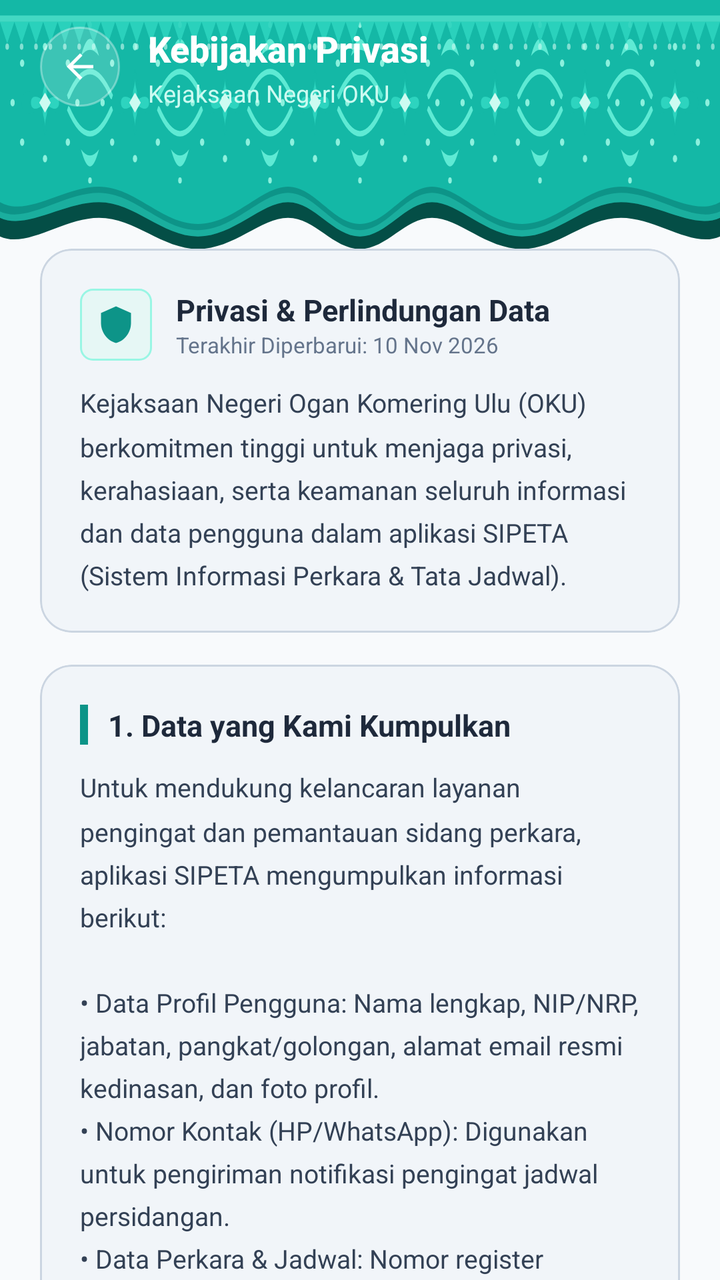
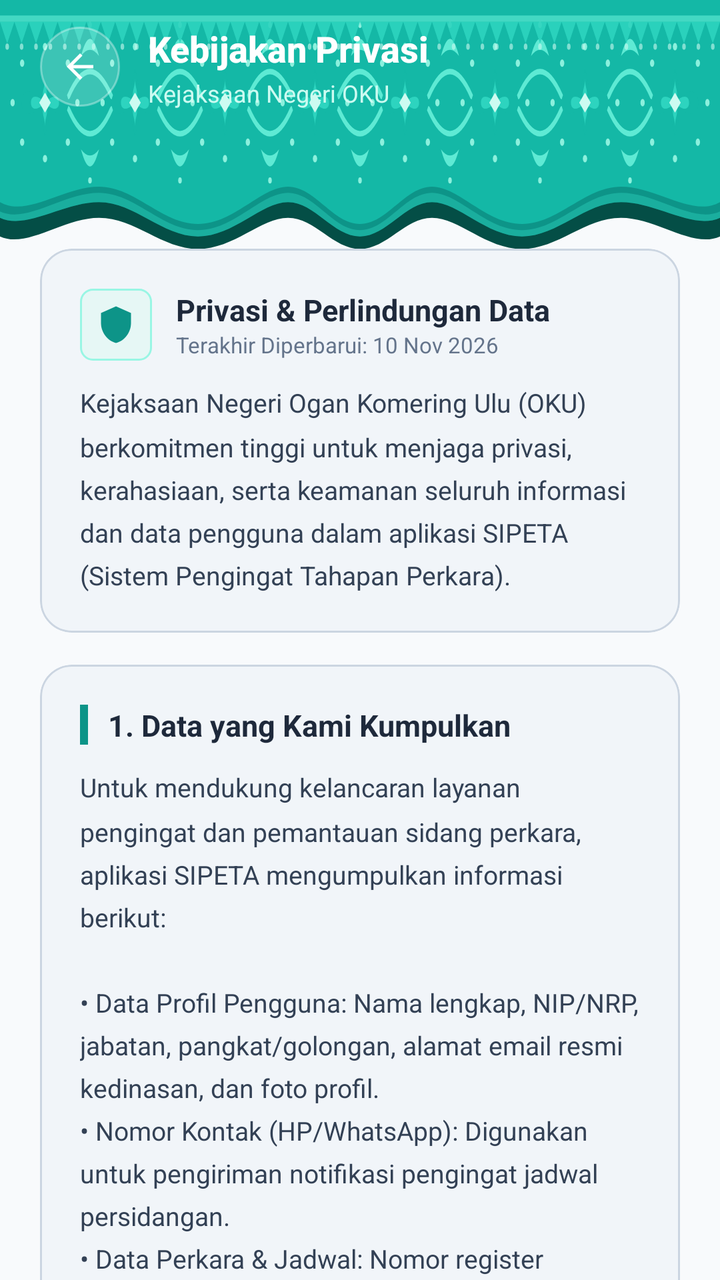

An Android layout rendered at two revisions. The XML below is the earlier revision; the diff shows what the commit changed to produce the second picture.
<!-- AndroidManifest.xml: application theme Theme.Reminders -->
<!-- res/layout/activity_privacy_policy.xml -->
<?xml version="1.0" encoding="utf-8"?>
<androidx.core.widget.NestedScrollView xmlns:android="http://schemas.android.com/apk/res/android"
    xmlns:app="http://schemas.android.com/apk/res-auto"
    android:layout_width="match_parent"
    android:layout_height="match_parent"
    android:background="#F8FAFC"
    android:fillViewport="true">

    <LinearLayout
        android:layout_width="match_parent"
        android:layout_height="wrap_content"
        android:orientation="vertical">

        
        <FrameLayout
            android:layout_width="match_parent"
            android:layout_height="140dp">

            <ImageView
                android:layout_width="match_parent"
                android:layout_height="match_parent"
                android:scaleType="fitXY"
                android:src="@drawable/ic_batik_header"
                android:contentDescription="Batik Header" />

            
            <LinearLayout
                android:id="@+id/topActionBar"
                android:layout_width="match_parent"
                android:layout_height="wrap_content"
                android:paddingHorizontal="20dp"
                android:paddingTop="12dp"
                android:paddingBottom="12dp"
                android:gravity="center_vertical"
                android:orientation="horizontal">

                
                <FrameLayout
                    android:id="@+id/btnBack"
                    android:layout_width="40dp"
                    android:layout_height="40dp"
                    android:background="@drawable/bg_glass_circle_btn"
                    android:clickable="true"
                    android:focusable="true">

                    <ImageView
                        android:layout_width="20dp"
                        android:layout_height="20dp"
                        android:layout_gravity="center"
                        android:src="@drawable/ic_arrow_back"
                        app:tint="#FFFFFF"
                        android:contentDescription="Kembali" />
                </FrameLayout>

                <LinearLayout
                    android:layout_width="0dp"
                    android:layout_height="wrap_content"
                    android:layout_marginStart="14dp"
                    android:layout_weight="1"
                    android:orientation="vertical">

                    <TextView
                        android:layout_width="wrap_content"
                        android:layout_height="wrap_content"
                        android:text="Kebijakan Privasi"
                        android:textColor="#FFFFFF"
                        android:textSize="18sp"
                        android:textStyle="bold"
                        android:fontFamily="sans-serif-medium" />

                    <TextView
                        android:layout_width="wrap_content"
                        android:layout_height="wrap_content"
                        android:layout_marginTop="2dp"
                        android:text="Kejaksaan Negeri OKU"
                        android:textColor="#CCFBF1"
                        android:textSize="12sp" />
                </LinearLayout>
            </LinearLayout>
        </FrameLayout>

        
        <com.google.android.material.card.MaterialCardView
            android:layout_width="match_parent"
            android:layout_height="wrap_content"
            android:layout_marginHorizontal="20dp"
            android:layout_marginTop="-16dp"
            android:layout_marginBottom="16dp"
            app:cardCornerRadius="16dp"
            app:cardElevation="0dp"
            app:cardBackgroundColor="#F1F5F9"
            app:strokeWidth="1dp"
            app:strokeColor="#CBD5E1">

            <LinearLayout
                android:layout_width="match_parent"
                android:layout_height="wrap_content"
                android:orientation="vertical"
                android:paddingHorizontal="20dp"
                android:paddingVertical="20dp">

                <LinearLayout
                    android:layout_width="match_parent"
                    android:layout_height="wrap_content"
                    android:gravity="center_vertical"
                    android:orientation="horizontal"
                    android:layout_marginBottom="12dp">

                    <FrameLayout
                        android:layout_width="36dp"
                        android:layout_height="36dp"
                        android:background="@drawable/bg_role_badge">

                        <ImageView
                            android:layout_width="20dp"
                            android:layout_height="20dp"
                            android:layout_gravity="center"
                            android:src="@drawable/ic_shield"
                            app:tint="#0D9488"
                            android:contentDescription="Shield" />
                    </FrameLayout>

                    <LinearLayout
                        android:layout_width="0dp"
                        android:layout_height="wrap_content"
                        android:layout_marginStart="12dp"
                        android:layout_weight="1"
                        android:orientation="vertical">

                        <TextView
                            android:layout_width="wrap_content"
                            android:layout_height="wrap_content"
                            android:text="Privasi &amp; Perlindungan Data"
                            android:textColor="#1E293B"
                            android:textSize="15sp"
                            android:textStyle="bold" />

                        <TextView
                            android:layout_width="wrap_content"
                            android:layout_height="wrap_content"
                            android:text="Terakhir Diperbarui: 10 Nov 2026"
                            android:textColor="#64748B"
                            android:textSize="11sp" />
                    </LinearLayout>
                </LinearLayout>

                <TextView
                    android:layout_width="match_parent"
                    android:layout_height="wrap_content"
                    android:text="Kejaksaan Negeri Ogan Komering Ulu (OKU) berkomitmen tinggi untuk menjaga privasi, kerahasiaan, serta keamanan seluruh informasi dan data pengguna dalam aplikasi SIPETA (Sistem Informasi Perkara &amp; Tata Jadwal)."
                    android:textColor="#334155"
                    android:textSize="13sp"
                    android:lineSpacingMultiplier="1.4" />
            </LinearLayout>
        </com.google.android.material.card.MaterialCardView>

        
        <com.google.android.material.card.MaterialCardView
            android:layout_width="match_parent"
            android:layout_height="wrap_content"
            android:layout_marginHorizontal="20dp"
            android:layout_marginBottom="16dp"
            app:cardCornerRadius="16dp"
            app:cardElevation="0dp"
            app:cardBackgroundColor="#F1F5F9"
            app:strokeWidth="1dp"
            app:strokeColor="#CBD5E1">

            <LinearLayout
                android:layout_width="match_parent"
                android:layout_height="wrap_content"
                android:orientation="vertical"
                android:paddingHorizontal="20dp"
                android:paddingVertical="20dp">

                <LinearLayout
                    android:layout_width="match_parent"
                    android:layout_height="wrap_content"
                    android:gravity="center_vertical"
                    android:orientation="horizontal"
                    android:layout_marginBottom="12dp">

                    <View
                        android:layout_width="4dp"
                        android:layout_height="20dp"
                        android:background="#0D9488" />

                    <TextView
                        android:layout_width="wrap_content"
                        android:layout_height="wrap_content"
                        android:layout_marginStart="10dp"
                        android:text="1. Data yang Kami Kumpulkan"
                        android:textColor="#1E293B"
                        android:textSize="15sp"
                        android:textStyle="bold" />
                </LinearLayout>

                <TextView
                    android:layout_width="match_parent"
                    android:layout_height="wrap_content"
                    android:text="Untuk mendukung kelancaran layanan pengingat dan pemantauan sidang perkara, aplikasi SIPETA mengumpulkan informasi berikut:\n\n• Data Profil Pengguna: Nama lengkap, NIP/NRP, jabatan, pangkat/golongan, alamat email resmi kedinasan, dan foto profil.\n• Nomor Kontak (HP/WhatsApp): Digunakan untuk pengiriman notifikasi pengingat jadwal persidangan.\n• Data Perkara &amp; Jadwal: Nomor register perkara, nama terdakwa/pihak terkait, agenda persidangan, serta ruang dan waktu sidang.\n• Token Perangkat (FCM): Token push notification unik untuk mengantarkan pengingat ke perangkat Android Anda."
                    android:textColor="#334155"
                    android:textSize="13sp"
                    android:lineSpacingMultiplier="1.4" />
            </LinearLayout>
        </com.google.android.material.card.MaterialCardView>

        
        <com.google.android.material.card.MaterialCardView
            android:layout_width="match_parent"
            android:layout_height="wrap_content"
            android:layout_marginHorizontal="20dp"
            android:layout_marginBottom="16dp"
            app:cardCornerRadius="16dp"
            app:cardElevation="0dp"
            app:cardBackgroundColor="#F1F5F9"
            app:strokeWidth="1dp"
            app:strokeColor="#CBD5E1">

            <LinearLayout
                android:layout_width="match_parent"
                android:layout_height="wrap_content"
                android:orientation="vertical"
                android:paddingHorizontal="20dp"
                android:paddingVertical="20dp">

                <LinearLayout
                    android:layout_width="match_parent"
                    android:layout_height="wrap_content"
                    android:gravity="center_vertical"
                    android:orientation="horizontal"
                    android:layout_marginBottom="12dp">

                    <View
                        android:layout_width="4dp"
                        android:layout_height="20dp"
                        android:background="#0D9488" />

                    <TextView
                        android:layout_width="wrap_content"
                        android:layout_height="wrap_content"
                        android:layout_marginStart="10dp"
                        android:text="2. Tujuan Penggunaan Data"
                        android:textColor="#1E293B"
                        android:textSize="15sp"
                        android:textStyle="bold" />
                </LinearLayout>

                <TextView
                    android:layout_width="match_parent"
                    android:layout_height="wrap_content"
                    android:text="Informasi yang dikumpulkan digunakan semata-mata untuk:\n\n• Mengirimkan notifikasi pengingat otomatis jadwal sidang sebelum sidang dimulai.\n• Memastikan autentikasi pengguna yang sah dan berwenang di lingkungan Kejaksaan Negeri OKU.\n• Memfasilitasi koordinasi dan penelusuran status berkas perkara secara internal.\n• Meningkatkan efisiensi dan transparansi administrasi peradilan."
                    android:textColor="#334155"
                    android:textSize="13sp"
                    android:lineSpacingMultiplier="1.4" />
            </LinearLayout>
        </com.google.android.material.card.MaterialCardView>

        
        <com.google.android.material.card.MaterialCardView
            android:layout_width="match_parent"
            android:layout_height="wrap_content"
            android:layout_marginHorizontal="20dp"
            android:layout_marginBottom="16dp"
            app:cardCornerRadius="16dp"
            app:cardElevation="0dp"
            app:cardBackgroundColor="#F1F5F9"
            app:strokeWidth="1dp"
            app:strokeColor="#CBD5E1">

            <LinearLayout
                android:layout_width="match_parent"
                android:layout_height="wrap_content"
                android:orientation="vertical"
                android:paddingHorizontal="20dp"
                android:paddingVertical="20dp">

                <LinearLayout
                    android:layout_width="match_parent"
                    android:layout_height="wrap_content"
                    android:gravity="center_vertical"
                    android:orientation="horizontal"
                    android:layout_marginBottom="12dp">

                    <View
                        android:layout_width="4dp"
                        android:layout_height="20dp"
                        android:background="#0D9488" />

                    <TextView
                        android:layout_width="wrap_content"
                        android:layout_height="wrap_content"
                        android:layout_marginStart="10dp"
                        android:text="3. Keamanan &amp; Kerahasiaan"
                        android:textColor="#1E293B"
                        android:textSize="15sp"
                        android:textStyle="bold" />
                </LinearLayout>

                <TextView
                    android:layout_width="match_parent"
                    android:layout_height="wrap_content"
                    android:text="• Enkripsi Data: Semua lalu lintas data antara aplikasi dan server dilindungi menggunakan enkripsi standar industri (TLS/HTTPS).\n• Pembatasan Akses: Akses terhadap data perkara dibatasi hanya untuk aparatur yang berwenang sesuai hak akses akun.\n• Larangan Pihak Ketiga: Kejaksaan Negeri OKU tidak akan pernah menjual, menyewakan, atau membagikan data kepada pihak luar yang tidak berwenang."
                    android:textColor="#334155"
                    android:textSize="13sp"
                    android:lineSpacingMultiplier="1.4" />
            </LinearLayout>
        </com.google.android.material.card.MaterialCardView>

        
        <com.google.android.material.card.MaterialCardView
            android:layout_width="match_parent"
            android:layout_height="wrap_content"
            android:layout_marginHorizontal="20dp"
            android:layout_marginBottom="24dp"
            app:cardCornerRadius="16dp"
            app:cardElevation="0dp"
            app:cardBackgroundColor="#F1F5F9"
            app:strokeWidth="1dp"
            app:strokeColor="#CBD5E1">

            <LinearLayout
                android:layout_width="match_parent"
                android:layout_height="wrap_content"
                android:orientation="vertical"
                android:paddingHorizontal="20dp"
                android:paddingVertical="20dp">

                <LinearLayout
                    android:layout_width="match_parent"
                    android:layout_height="wrap_content"
                    android:gravity="center_vertical"
                    android:orientation="horizontal"
                    android:layout_marginBottom="12dp">

                    <View
                        android:layout_width="4dp"
                        android:layout_height="20dp"
                        android:background="#0D9488" />

                    <TextView
                        android:layout_width="wrap_content"
                        android:layout_height="wrap_content"
                        android:layout_marginStart="10dp"
                        android:text="4. Kontak &amp; Informasi"
                        android:textColor="#1E293B"
                        android:textSize="15sp"
                        android:textStyle="bold" />
                </LinearLayout>

                <TextView
                    android:layout_width="match_parent"
                    android:layout_height="wrap_content"
                    android:text="Jika Anda memiliki pertanyaan mengenai Kebijakan Privasi ini, silakan hubungi kami:\n\nKejaksaan Negeri Ogan Komering Ulu\nJl. Lintas Sumatera No. 1, Baturaja\nKab. Ogan Komering Ulu, Sumatera Selatan\nEmail: kejari.oku@kejaksaan.go.id"
                    android:textColor="#334155"
                    android:textSize="13sp"
                    android:lineSpacingMultiplier="1.4" />

                <View
                    android:layout_width="match_parent"
                    android:layout_height="1dp"
                    android:background="#CBD5E1"
                    android:layout_marginTop="16dp"
                    android:layout_marginBottom="14dp" />

                <TextView
                    android:layout_width="match_parent"
                    android:layout_height="wrap_content"
                    android:text="© 2026 Kejaksaan Negeri OKU. Hak Cipta Dilindungi."
                    android:textColor="#94A3B8"
                    android:textSize="11sp"
                    android:gravity="center" />
            </LinearLayout>
        </com.google.android.material.card.MaterialCardView>

    </LinearLayout>

</androidx.core.widget.NestedScrollView>
<!-- resources referenced by this layout -->
<resources>
  <!-- drawable bg_glass_circle_btn (drawable) -->
  <?xml version="1.0" encoding="utf-8"?>
  <ripple xmlns:android="http://schemas.android.com/apk/res/android"
      android:color="#4DFFFFFF">
      <item>
          <shape android:shape="oval">
              <solid android:color="#2BFFFFFF" />
              <stroke android:width="1dp" android:color="#59FFFFFF" />
          </shape>
      </item>
  </ripple>
  <!-- drawable bg_role_badge (drawable) -->
  <?xml version="1.0" encoding="utf-8"?>
  <shape xmlns:android="http://schemas.android.com/apk/res/android"
      android:shape="rectangle">
      <corners android:radius="6dp" />
      <solid android:color="#E6F7F5" />
      <stroke android:width="1dp" android:color="#99F6E4" />
  </shape>
  <!-- drawable ic_arrow_back (drawable) -->
  <vector xmlns:android="http://schemas.android.com/apk/res/android"
      android:width="24dp"
      android:height="24dp"
      android:viewportWidth="24"
      android:viewportHeight="24">
    <path
        android:fillColor="#00796B"
        android:pathData="M20,11H7.83l5.59,-5.59L12,4l-8,8 8,8 1.41,-1.41L7.83,13H20v-2z"/>
  </vector>
  <!-- drawable ic_batik_header: vector/xml drawable (drawable, 17376 chars, omitted) -->
  <!-- drawable ic_shield (drawable) -->
  <vector xmlns:android="http://schemas.android.com/apk/res/android"
      android:width="24dp"
      android:height="24dp"
      android:viewportWidth="24"
      android:viewportHeight="24">
    <path
        android:fillColor="#00897B"
        android:pathData="M12,1L3,5v6c0,5.55 3.84,10.74 9,12 5.16,-1.26 9,-6.45 9,-12V5l-9,-4z"/>
  </vector>
  <style name="Theme.Reminders" parent="Base.Theme.Reminders" />
  <style name="Base.Theme.Reminders" parent="Theme.Material3.DayNight.NoActionBar">
          
          
      </style>
</resources>

<!-- the commit's change to res/layout/activity_privacy_policy.xml (unified diff, before → after) -->
@@ -147,7 +147,7 @@
                 <TextView
                     android:layout_width="match_parent"
                     android:layout_height="wrap_content"
-                    android:text="Kejaksaan Negeri Ogan Komering Ulu (OKU) berkomitmen tinggi untuk menjaga privasi, kerahasiaan, serta keamanan seluruh informasi dan data pengguna dalam aplikasi SIPETA (Sistem Informasi Perkara &amp; Tata Jadwal)."
+                    android:text="Kejaksaan Negeri Ogan Komering Ulu (OKU) berkomitmen tinggi untuk menjaga privasi, kerahasiaan, serta keamanan seluruh informasi dan data pengguna dalam aplikasi SIPETA (Sistem Pengingat Tahapan Perkara)."
                     android:textColor="#334155"
                     android:textSize="13sp"
                     android:lineSpacingMultiplier="1.4" />
